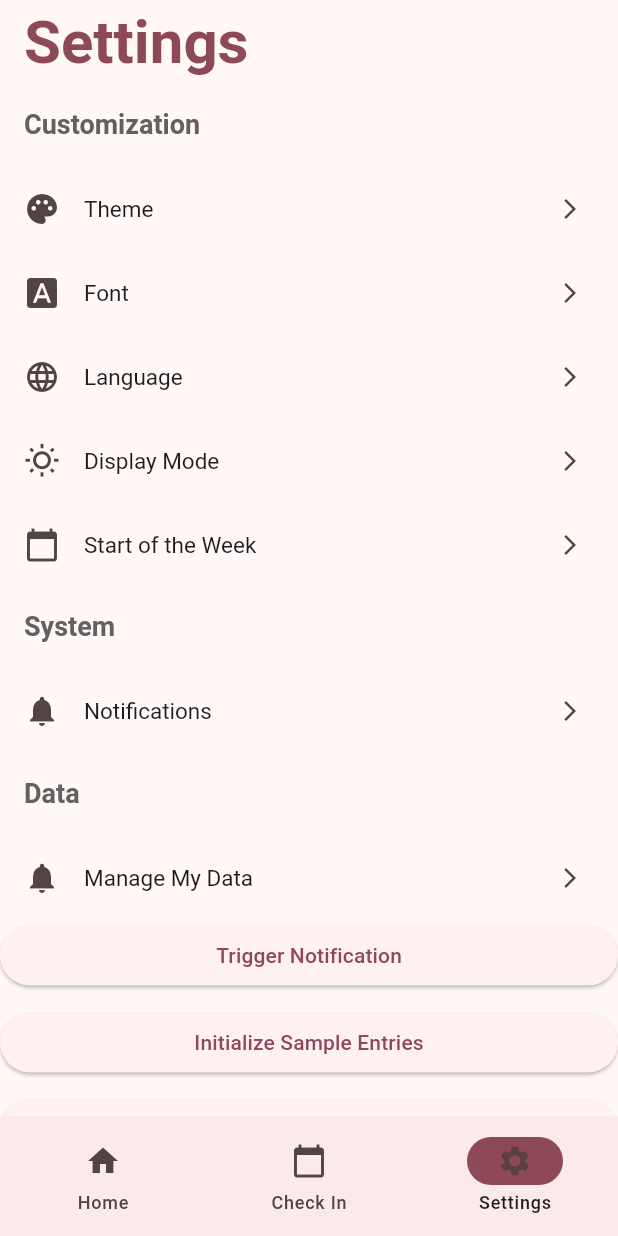
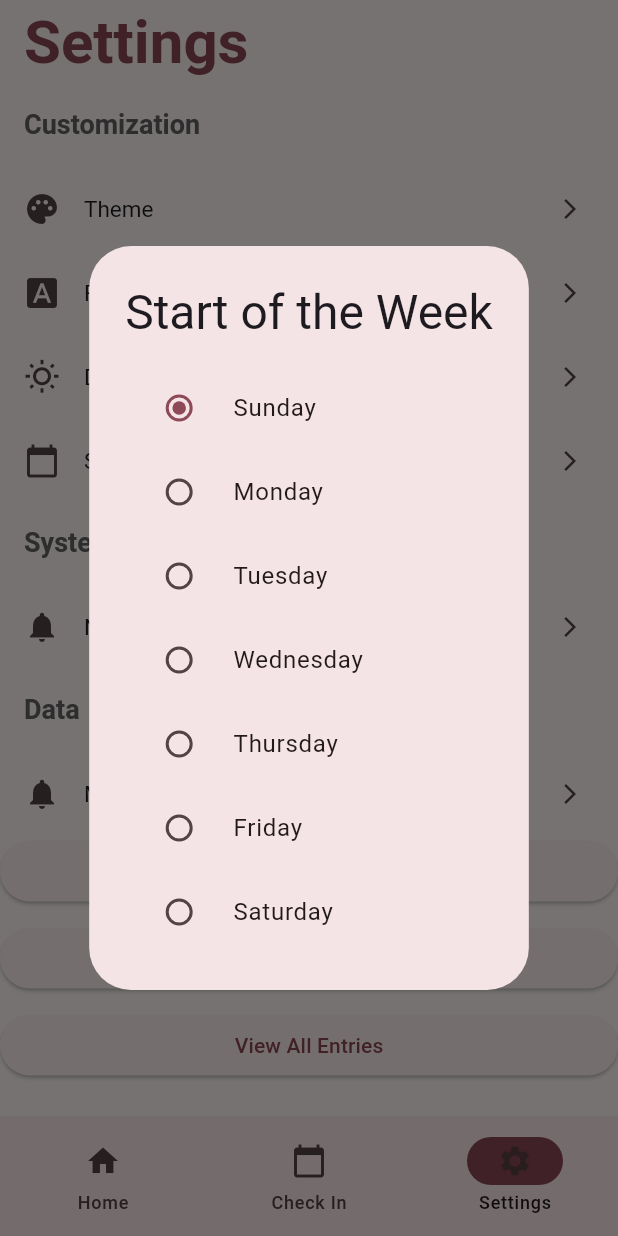
Before and after one commit to luna-mm/vibe_check, a Flutter app: the screen it shows after launch, item 3 of the bottom bar chosen, after a tap on "Start of the Week", on a phone screen of 412 x 824 dp. Run offline on Flutter 3.47's test engine with Material 3 defaults, Android fonts, the phone set to English and light mode, and no system bars; our stand-ins replace flutter_colorpicker, google_fonts, sqflite; missing offline and left inert: flutter_confetti, word_cloud; accounts and stored records are empty; Roboto replaces fonts that are missing (Delius Swash Caps).

Commit message:
Add StartOfWeekDialog

```diff
--- a/lib/main.dart
+++ b/lib/main.dart
@@ -250,25 +250,24 @@ class SettingsPage extends StatelessWidget {
               builder: (context) => const FontSelectorDialog(),
             );
           }),
-
-          _settingsOpt(Icons.language, "Language", context, onTap: () {
-            // TODO
-          }),
           _settingsOpt(Icons.wb_sunny_outlined, "Display Mode", context, onTap: () {
-            // TODO
+            // TODO: Implement Display Mode, including System, Dark, Light mode
           }),
           _settingsOpt(Icons.calendar_today, "Start of the Week", context, onTap: () {
-            // TODO
+            showDialog(
+              context: context,
+              builder: (context) => const StartOfWeekDialog(),
+            );
           }),
           _sectionTitle("System", context),
           _settingsOpt(Icons.notifications, "Notifications", context, onTap: () {
-            // TODO
+            // TODO: Implement customizable notification system
           }),
           _sectionTitle("Data", context),
           _settingsOpt(Icons.notifications, "Manage My Data", context, onTap: () {
-            // TODO
+            // TODO: Implement user's data management
           }),
-          // Debugging button
+          // Debugging button.
           ElevatedButton(
             onPressed: () {
               // TODO: Implement proper notification system
@@ -302,6 +301,7 @@ class SettingsPage extends StatelessWidget {
 class ThemeState extends ChangeNotifier {
   Color _themeSeedColor = Colors.pink;
   String _fontKey = 'Delius Swash Caps';
+  int _startOfWeek = 0;
 
   final Map<String, TextTheme Function()> _fontMap = {
     'Delius Swash Caps': GoogleFonts.deliusSwashCapsTextTheme,
@@ -327,6 +327,13 @@ class ThemeState extends ChangeNotifier {
 
   TextStyle? previewFont(String key) {
     return _fontMap[key]?.call().bodyLarge;
+  }
+
+  int get startOfWeek => _startOfWeek;
+
+  void updateStartOfWeek(int dayIndex) {
+    _startOfWeek = dayIndex;
+    notifyListeners();
   }
 }
 
@@ -507,3 +514,35 @@ class FontSelectorDialog extends StatelessWidget {
     );
   }
 }
+
+class StartOfWeekDialog extends StatelessWidget {
+  const StartOfWeekDialog({super.key});
+
+  @override
+  Widget build(BuildContext context) {
+    final themeState = context.read<ThemeState>();
+    final current = themeState.startOfWeek;
+
+    final days = ['Sunday', 'Monday', 'Tuesday', 'Wednesday', 'Thursday', 'Friday', 'Saturday'];
+
+    return AlertDialog(
+      title: Text("Start of the Week", style: Theme.of(context).textTheme.headlineLarge),
+      content: Column(
+        mainAxisSize: MainAxisSize.min,
+        children: List.generate(7, (index) {
+          return RadioListTile<int>(
+            value: index,
+            groupValue: current,
+            title: Text(days[index]),
+            onChanged: (value) {
+              if (value != null) {
+                themeState.updateStartOfWeek(value);
+                Navigator.pop(context);
+              }
+            },
+          );
+        }),
+      ),
+    );
+  }
+}
```
Also changed, not shown: lib/calendar_page.dart (+6 -4 lines).
